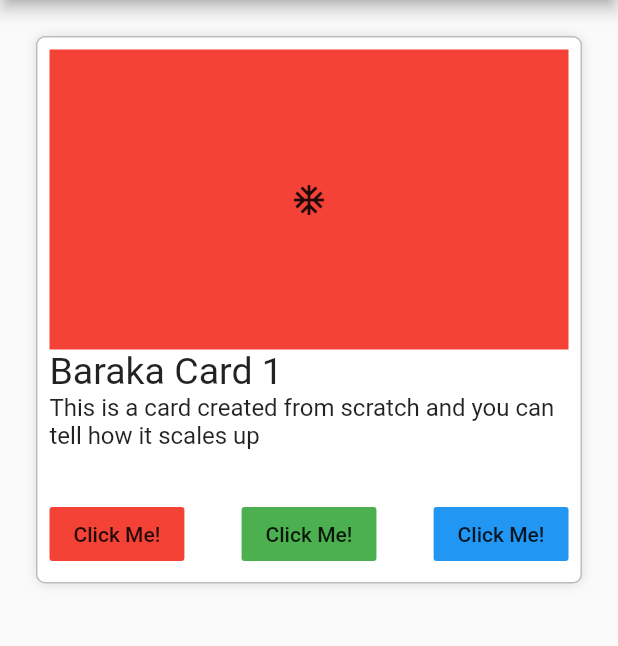
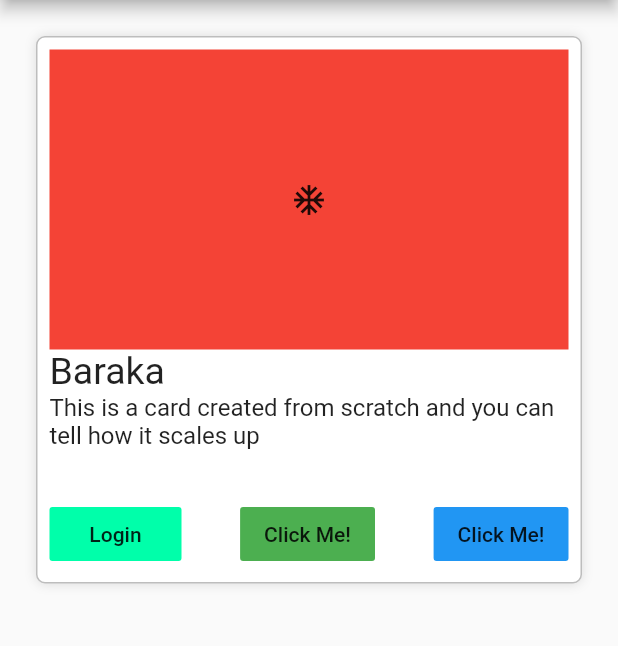
Before and after one commit to gbmahili/Dart_Intro, a Flutter app: the screen it shows after launch, on a phone screen of 412 x 824 dp, the part 84-730 px from its top. Run offline on Flutter 3.47's test engine with Material 2 defaults, Android fonts, the phone set to English and light mode, and no system bars.

Commit message:
Added custom colors

```diff
--- a/layouts/lib/main.dart
+++ b/layouts/lib/main.dart
@@ -226,22 +226,35 @@ class DemoCard extends StatelessWidget {
             color: Colors.red,
             child: Icon(Icons.ac_unit),
           ),
-          Text(
-            'Baraka Card 1',
-            style: TextStyle(fontSize: 25),
-          ),
-          Text(
+          _createText('Baraka', 25),
+          _createText(
             'This is a card created from scratch and you can tell how it scales up',
-            style: TextStyle(fontSize: 16),
+            16,
           ),
           Container(
             margin: EdgeInsets.only(top: 32),
             child: Row(
               mainAxisAlignment: MainAxisAlignment.spaceBetween,
               children: <Widget>[
-                FlatButton(child: Text('Click Me!',),color: Colors.red,onPressed: (){},),
-                FlatButton(child: Text('Click Me!',),color: Colors.green,onPressed: (){},),
-                FlatButton(child: Text('Click Me!',),color: Colors.blue,onPressed: (){},),
+                Btn(
+                  btnTitle: 'Login',
+                  color: '#00FFAA',
+                  onPressed: () => _login(),
+                ),
+                FlatButton(
+                  child: Text(
+                    'Click Me!',
+                  ),
+                  color: Colors.green,
+                  onPressed: () {},
+                ),
+                FlatButton(
+                  child: Text(
+                    'Click Me!',
+                  ),
+                  color: Colors.blue,
+                  onPressed: () {},
+                ),
               ],
             ),
           )
@@ -250,3 +263,41 @@ class DemoCard extends StatelessWidget {
     );
   }
 }
+
+_login() {
+  print('Login here');
+}
+
+Text _createText(String text, double size) {
+  return Text(
+    text,
+    style: TextStyle(fontSize: size),
+  );
+}
+
+class HexColor extends Color {
+  static int _getColorFromHex(String hexColor) {
+    hexColor = hexColor.toUpperCase().replaceAll("#", "");
+    if (hexColor.length == 6) {
+      hexColor = "FF" + hexColor;
+    }
+    return int.parse(hexColor, radix: 16);
+  }
+
+  HexColor(final String hexColor) : super(_getColorFromHex(hexColor));
+}
+
+class Btn extends StatelessWidget {
+  final String btnTitle;
+  final String color;
+  final onPressed;
+  Btn({this.btnTitle, this.color, this.onPressed});
+  @override
+  Widget build(BuildContext context) {
+    return FlatButton(
+      child: Text(btnTitle),
+      color: HexColor(color),
+      onPressed: onPressed,
+    );
+  }
+}
```
